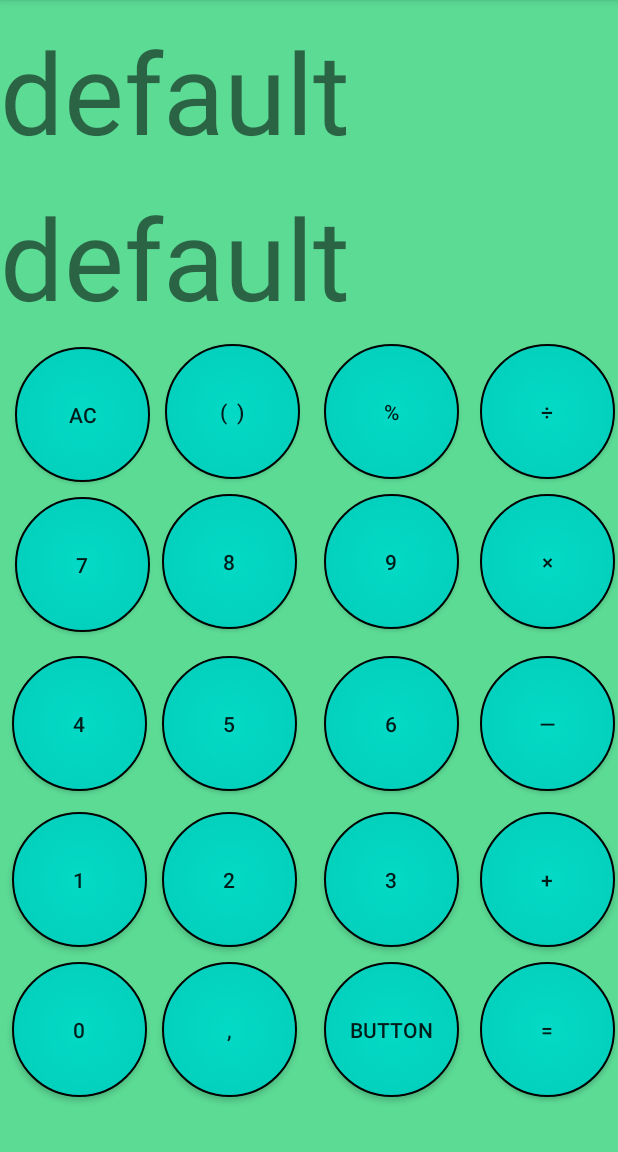
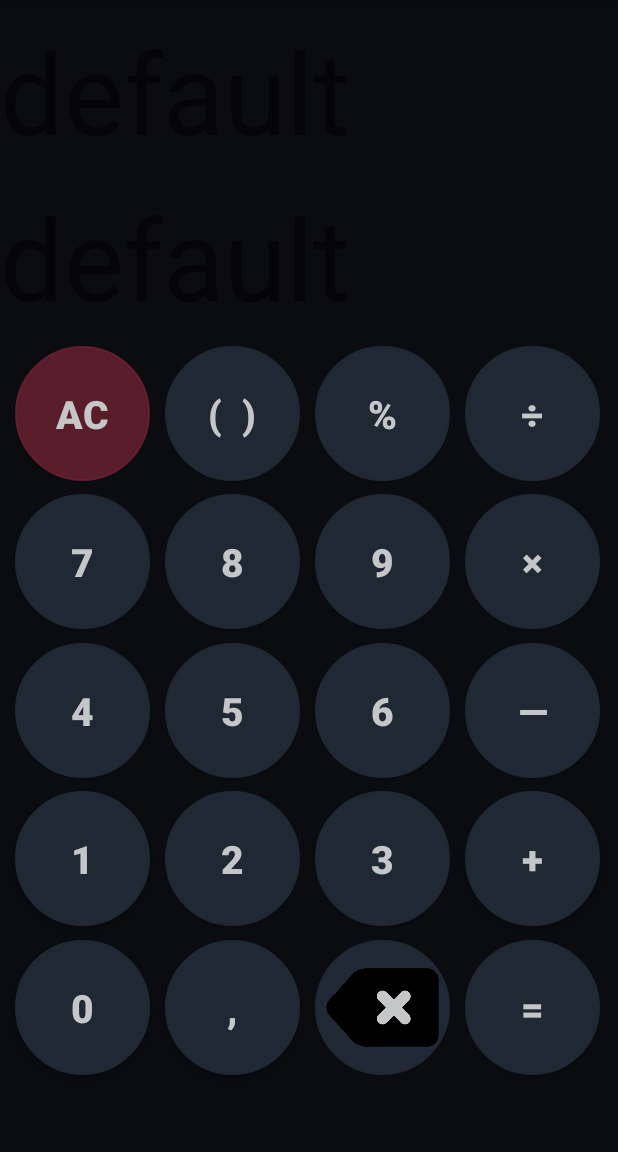
Before and after one commit to An-Zab/Calculator, an Android app: the screen it shows after launch (MainActivity), on a phone screen of 412 x 824 dp, the part 84-1236 px from its top. Run offline under Robolectric (Android 15) with nearby library versions, the phone set to English and light mode, and no system bars.

Commit message:
intermediate commit

```diff
--- a/app/src/main/res/drawable/buttonexample.xml
+++ b/app/src/main/res/drawable/buttonexample.xml
@@ -2,9 +2,10 @@
 <selector xmlns:android="http://schemas.android.com/apk/res/android">
 
     <item android:state_pressed="false">
+
         <shape android:shape="rectangle">
             <stroke android:width="1dp"
-                android:color="#FF000000"/>
+                android:color="@color/buttoncolor1"/>
 
             <corners
                 android:bottomLeftRadius="45dp"
@@ -14,8 +15,8 @@
 
             <gradient android:type="radial"
                 android:gradientRadius="600"
-                android:startColor="#FF03DAC5"
-                android:endColor="#FF018786">
+                android:startColor="@color/buttoncolor1"
+                android:endColor="@color/buttoncolor1.1">
             </gradient>
         </shape>
     </item>
@@ -32,8 +33,8 @@
 
             <gradient android:type="radial"
                 android:gradientRadius="600"
-                android:startColor="#FF6200EE"
-                android:endColor="#FF3700B3">
+                android:startColor="@color/buttoncolor1pressed"
+                android:endColor="@color/buttoncolor1.1pressed">
             </gradient>
         </shape>
     </item>
--- a/app/src/main/res/layout/activity_main.xml
+++ b/app/src/main/res/layout/activity_main.xml
@@ -4,121 +4,10 @@
     xmlns:tools="http://schemas.android.com/tools"
     android:layout_width="match_parent"
     android:layout_height="match_parent"
-    android:background="#5CDB95"
+    android:background="@color/backgroundcolor"
     tools:context=".MainActivity">
 
-    <androidx.appcompat.widget.AppCompatButton
-        android:id="@+id/button21"
-        android:layout_width="90dp"
-        android:layout_height="90dp"
-        android:layout_marginStart="8dp"
-        android:layout_marginTop="420dp"
-        android:background="@drawable/buttonexample"
-        android:text="0"
-        app:layout_constraintStart_toStartOf="parent"
-        app:layout_constraintTop_toBottomOf="@+id/textView2" />
-
-    <androidx.appcompat.widget.AppCompatButton
-        android:id="@+id/button23"
-        android:layout_width="90dp"
-        android:layout_height="90dp"
-        android:layout_marginStart="220dp"
-        android:layout_marginTop="420dp"
-        android:background="@drawable/buttonexample"
-        android:text="="
-        app:layout_constraintStart_toEndOf="@+id/button4"
-        app:layout_constraintTop_toBottomOf="@+id/textView2" />
-
-    <androidx.appcompat.widget.AppCompatButton
-        android:id="@+id/button24"
-        android:layout_width="90dp"
-        android:layout_height="90dp"
-        android:layout_marginStart="8dp"
-        android:layout_marginTop="420dp"
-        android:background="@drawable/buttonexample"
-        android:text=","
-        app:layout_constraintStart_toEndOf="@+id/button4"
-        app:layout_constraintTop_toBottomOf="@+id/textView2" />
-
-    <androidx.appcompat.widget.AppCompatButton
-        android:id="@+id/button22"
-        android:layout_width="90dp"
-        android:layout_height="90dp"
-        android:layout_marginStart="116dp"
-        android:layout_marginTop="420dp"
-        android:background="@drawable/buttonexample"
-        android:text="Button"
-        app:layout_constraintStart_toEndOf="@+id/button4"
-        app:layout_constraintTop_toBottomOf="@+id/textView2" />
-
-    <androidx.appcompat.widget.AppCompatButton
-        android:id="@+id/button18"
-        android:layout_width="90dp"
-        android:layout_height="90dp"
-        android:layout_marginStart="8dp"
-        android:layout_marginTop="320dp"
-        android:background="@drawable/buttonexample"
-        android:text="1"
-        app:layout_constraintStart_toStartOf="parent"
-        app:layout_constraintTop_toBottomOf="@+id/textView2" />
-
-    <androidx.appcompat.widget.AppCompatButton
-        android:id="@+id/button17"
-        android:layout_width="90dp"
-        android:layout_height="90dp"
-        android:layout_marginStart="8dp"
-        android:layout_marginTop="320dp"
-        android:background="@drawable/buttonexample"
-        android:text="2"
-        app:layout_constraintStart_toEndOf="@+id/button4"
-        app:layout_constraintTop_toBottomOf="@+id/textView2" />
-
-    <androidx.appcompat.widget.AppCompatButton
-        android:id="@+id/button20"
-        android:layout_width="90dp"
-        android:layout_height="90dp"
-        android:layout_marginStart="220dp"
-        android:layout_marginTop="320dp"
-        android:background="@drawable/buttonexample"
-        android:text="+"
-        app:layout_constraintStart_toEndOf="@+id/button4"
-        app:layout_constraintTop_toBottomOf="@+id/textView2" />
-
-    <androidx.appcompat.widget.AppCompatButton
-        android:id="@+id/button19"
-        android:layout_width="90dp"
-        android:layout_height="90dp"
-        android:layout_marginStart="116dp"
-        android:layout_marginTop="320dp"
-        android:background="@drawable/buttonexample"
-        android:text="3"
-        app:layout_constraintStart_toEndOf="@+id/button4"
-        app:layout_constraintTop_toBottomOf="@+id/textView2" />
-
-    <androidx.appcompat.widget.AppCompatButton
-        android:id="@+id/button12"
-        android:layout_width="90dp"
-        android:layout_height="90dp"
-        android:layout_marginStart="220dp"
-        android:layout_marginTop="216dp"
-        android:background="@drawable/buttonexample"
-        android:text="—"
-        app:layout_constraintStart_toEndOf="@+id/button4"
-        app:layout_constraintTop_toBottomOf="@+id/textView2" />
-
-    <androidx.appcompat.widget.AppCompatButton
-        android:id="@+id/button11"
-        android:layout_width="90dp"
-        android:layout_height="90dp"
-        android:layout_marginStart="116dp"
-        android:layout_marginTop="216dp"
-        android:background="@drawable/buttonexample"
-        android:text="6"
-        app:layout_constraintStart_toEndOf="@+id/button4"
-        app:layout_constraintTop_toBottomOf="@+id/textView2" />
-
     <TextView
-
         android:id="@+id/textView"
         android:layout_width="0dp"
         android:layout_height="wrap_content"
@@ -144,110 +33,203 @@
         app:layout_constraintTop_toBottomOf="@+id/textView" />
 
     <androidx.appcompat.widget.AppCompatButton
-        android:id="@+id/button3"
-        android:layout_width="90dp"
-        android:layout_height="90dp"
+        android:id="@+id/id0"
+        style="@style/ButtonExample"
         android:layout_marginStart="10dp"
-        android:layout_marginTop="8dp"
+        android:layout_marginTop="405dp"
         android:background="@drawable/buttonexample"
-        android:text="(  )"
-        app:layout_constraintStart_toEndOf="@+id/button4"
+        android:text="0"
+        app:layout_constraintStart_toStartOf="parent"
         app:layout_constraintTop_toBottomOf="@+id/textView2" />
 
     <androidx.appcompat.widget.AppCompatButton
-        android:id="@+id/button4"
-        android:layout_width="90dp"
-        android:layout_height="90dp"
+        android:id="@+id/equal"
+        style="@style/ButtonExample"
         android:layout_marginStart="10dp"
-        android:layout_marginTop="10dp"
+        android:layout_marginTop="405dp"
         android:background="@drawable/buttonexample"
+        android:text="="
+        app:layout_constraintStart_toEndOf="@+id/button22"
+        app:layout_constraintTop_toBottomOf="@+id/textView2" />
+
+    <androidx.appcompat.widget.AppCompatButton
+        android:id="@+id/comma"
+        style="@style/ButtonExample"
+        android:layout_marginStart="10dp"
+        android:layout_marginTop="405dp"
+        android:background="@drawable/buttonexample"
+        android:text=","
+        app:layout_constraintStart_toEndOf="@+id/id0"
+        app:layout_constraintTop_toBottomOf="@+id/textView2" />
+
+    <ImageButton
+        android:id="@+id/button22"
+        style="@style/ButtonExample"
+        android:layout_marginStart="10dp"
+        android:layout_marginTop="405dp"
+        android:background="@drawable/buttonexample"
+        android:foreground="@drawable/backspaceimage"
+        app:layout_constraintStart_toEndOf="@+id/comma"
+        app:layout_constraintTop_toBottomOf="@+id/textView2" />
+
+    <androidx.appcompat.widget.AppCompatButton
+        android:id="@+id/id1"
+        style="@style/ButtonExample"
+        android:layout_marginStart="10dp"
+        android:layout_marginTop="306dp"
+        android:background="@drawable/buttonexample"
+        android:text="1"
+        app:layout_constraintStart_toStartOf="parent"
+        app:layout_constraintTop_toBottomOf="@+id/textView2" />
+
+    <androidx.appcompat.widget.AppCompatButton
+        android:id="@+id/id2"
+        style="@style/ButtonExample"
+        android:layout_marginStart="10dp"
+        android:layout_marginTop="306dp"
+        android:background="@drawable/buttonexample"
+        android:text="2"
+        app:layout_constraintStart_toEndOf="@+id/id1"
+        app:layout_constraintTop_toBottomOf="@+id/textView2" />
+
+    <androidx.appcompat.widget.AppCompatButton
+        android:id="@+id/plus"
+        style="@style/ButtonExample"
+        android:layout_marginStart="10dp"
+        android:layout_marginTop="306dp"
+        android:background="@drawable/buttonexample"
+        android:text="+"
+        app:layout_constraintStart_toEndOf="@+id/id3"
+        app:layout_constraintTop_toBottomOf="@+id/textView2" />
+
+    <androidx.appcompat.widget.AppCompatButton
+        android:id="@+id/id3"
+        style="@style/ButtonExample"
+        android:layout_marginStart="10dp"
+        android:layout_marginTop="306dp"
+        android:background="@drawable/buttonexample"
+        android:text="3"
+        android:textColor="#C5C6C7"
+        app:layout_constraintStart_toEndOf="@+id/id2"
+        app:layout_constraintTop_toBottomOf="@+id/textView2" />
+
+    <androidx.appcompat.widget.AppCompatButton
+        android:id="@+id/minus"
+        style="@style/ButtonExample"
+        android:layout_marginStart="10dp"
+        android:layout_marginTop="207dp"
+        android:background="@drawable/buttonexample"
+        android:text="—"
+        app:layout_constraintStart_toEndOf="@+id/id6"
+        app:layout_constraintTop_toBottomOf="@+id/textView2" />
+
+    <androidx.appcompat.widget.AppCompatButton
+        android:id="@+id/id6"
+        style="@style/ButtonExample"
+        android:layout_marginStart="10dp"
+        android:layout_marginTop="207dp"
+        android:background="@drawable/buttonexample"
+        android:text="6"
+        app:layout_constraintStart_toEndOf="@+id/id5"
+        app:layout_constraintTop_toBottomOf="@+id/textView2" />
+
+
+    <androidx.appcompat.widget.AppCompatButton
+        android:id="@+id/brackets"
+        style="@style/ButtonExample"
+        android:layout_marginStart="10dp"
+        android:layout_marginTop="9dp"
+        android:background="@drawable/buttonexample"
+        android:text="(  )"
+        app:layout_constraintStart_toEndOf="@+id/id7"
+        app:layout_constraintTop_toBottomOf="@+id/textView2" />
+
+    <androidx.appcompat.widget.AppCompatButton
+        android:id="@+id/AC"
+        style="@style/ButtonExample"
+        android:layout_marginStart="10dp"
+        android:layout_marginTop="9dp"
+        android:background="@drawable/buttonexample"
+        android:backgroundTint="#C86F2232"
         android:text="AC"
         app:layout_constraintStart_toStartOf="parent"
         app:layout_constraintTop_toBottomOf="@+id/textView2" />
 
     <androidx.appcompat.widget.AppCompatButton
-        android:id="@+id/button4"
-        android:layout_width="90dp"
-        android:layout_height="90dp"
+        android:id="@+id/id7"
+        style="@style/ButtonExample"
         android:layout_marginStart="10dp"
-        android:layout_marginTop="110dp"
+        android:layout_marginTop="108dp"
         android:background="@drawable/buttonexample"
         android:text="7"
         app:layout_constraintStart_toStartOf="parent"
         app:layout_constraintTop_toBottomOf="@+id/textView2" />
 
     <androidx.appcompat.widget.AppCompatButton
-        android:id="@+id/button2"
-        android:layout_width="90dp"
-        android:layout_height="90dp"
-        android:layout_marginStart="116dp"
-        android:layout_marginTop="8dp"
+        android:id="@+id/percents"
+        style="@style/ButtonExample"
+        android:layout_marginStart="10dp"
+        android:layout_marginTop="9dp"
         android:background="@drawable/buttonexample"
         android:text="%"
-        app:layout_constraintStart_toEndOf="@+id/button4"
+        app:layout_constraintStart_toEndOf="@+id/brackets"
         app:layout_constraintTop_toBottomOf="@+id/textView2" />
 
     <androidx.appcompat.widget.AppCompatButton
-        android:id="@+id/button5"
-        android:layout_width="90dp"
-        android:layout_height="90dp"
-        android:layout_marginStart="8dp"
-        android:layout_marginTop="216dp"
+        android:id="@+id/id5"
+        style="@style/ButtonExample"
+        android:layout_marginStart="10dp"
+        android:layout_marginTop="207dp"
         android:background="@drawable/buttonexample"
         android:text="5"
-        app:layout_constraintStart_toEndOf="@+id/button4"
+        app:layout_constraintStart_toEndOf="@+id/id4"
         app:layout_constraintTop_toBottomOf="@+id/textView2" />
 
     <androidx.appcompat.widget.AppCompatButton
-        android:id="@+id/button6"
-        android:layout_width="90dp"
-        android:layout_height="90dp"
-        android:layout_marginStart="220dp"
+        android:id="@+id/multiply"
+        style="@style/ButtonExample"
+        android:layout_marginStart="10dp"
         android:layout_marginTop="108dp"
         android:background="@drawable/buttonexample"
         android:text="×"
-        app:layout_constraintStart_toEndOf="@+id/button4"
+        app:layout_constraintStart_toEndOf="@+id/id9"
         app:layout_constraintTop_toBottomOf="@+id/textView2" />
 
     <androidx.appcompat.widget.AppCompatButton
-        android:id="@+id/button7"
-        android:layout_width="90dp"
-        android:layout_height="90dp"
-        android:layout_marginStart="116dp"
+        android:id="@+id/id9"
+        style="@style/ButtonExample"
+        android:layout_marginStart="10dp"
         android:layout_marginTop="108dp"
         android:background="@drawable/buttonexample"
         android:text="9"
-        app:layout_constraintStart_toEndOf="@+id/button4"
+        app:layout_constraintStart_toEndOf="@+id/id8"
         app:layout_constraintTop_toBottomOf="@+id/textView2" />
 
     <androidx.appcompat.widget.AppCompatButton
-        android:id="@+id/button8"
-        android:layout_width="90dp"
-        android:layout_height="90dp"
-        android:layout_marginStart="8dp"
+        android:id="@+id/id8"
+        style="@style/ButtonExample"
+        android:layout_marginStart="10dp"
         android:layout_marginTop="108dp"
         android:background="@drawable/buttonexample"
         android:text="8"
-        app:layout_constraintStart_toEndOf="@+id/button4"
+        app:layout_constraintStart_toEndOf="@+id/id7"
         app:layout_constraintTop_toBottomOf="@+id/textView2" />
 
     <androidx.appcompat.widget.AppCompatButton
-        android:id="@+id/button9"
-        android:layout_width="90dp"
-        android:layout_height="90dp"
-        android:layout_marginStart="220dp"
-        android:layout_marginTop="8dp"
+        android:id="@+id/divide"
+        style="@style/ButtonExample"
+        android:layout_marginStart="10dp"
+        android:layout_marginTop="9dp"
         android:background="@drawable/buttonexample"
         android:text="÷"
-        app:layout_constraintStart_toEndOf="@+id/button4"
+        app:layout_constraintStart_toEndOf="@+id/percents"
         app:layout_constraintTop_toBottomOf="@+id/textView2" />
 
     <androidx.appcompat.widget.AppCompatButton
-        android:id="@+id/button10"
-        android:layout_width="90dp"
-        android:layout_height="90dp"
-        android:layout_marginStart="8dp"
-        android:layout_marginTop="216dp"
+        android:id="@+id/id4"
+        style="@style/ButtonExample"
+        android:layout_marginStart="10dp"
+        android:layout_marginTop="207dp"
         android:background="@drawable/buttonexample"
         android:text="4"
         app:layout_constraintStart_toStartOf="parent"
--- a/app/src/main/res/values/colors.xml
+++ b/app/src/main/res/values/colors.xml
@@ -1,11 +1,13 @@
 <?xml version="1.0" encoding="utf-8"?>
 <resources xmlns:tools="http://schemas.android.com/tools">
-    <color name="backgroundcolor">#5CDB95</color>
-    <color name="additionalcolor1">#05386B </color>
-    <color name="additionalcolor2">#8EE4AF </color>
-    <color name="additionalcolor3">#379683</color>
-    <color name="namecolor">#EDF5E1</color>
-
+    <color name="backgroundcolor">#0B0C10</color>
+    <color name="buttoncolor1.1">#FF2C2D47</color>
+    <color name="buttoncolor1">#1F2833</color>
+    <color name="buttoncolor1pressed">#FF2C394A</color>
+    <color name="buttoncolor1.1pressed">#FF2C314A</color>
+    <color name="TVcolorforbutton">#C5C6C7</color>
+    <color name="namecolor">#45A29E</color>
+    <color name="addcolorforbuttton">#66FCF1</color>
 
     <color name="purple_200">#FFBB86FC</color>
     <color name="purple_500">#FF6200EE</color>
@@ -13,5 +15,5 @@
     <color name="teal_200">#FF03DAC5</color>
     <color name="teal_700">#FF018786</color>
     <color name="black">#FF000000</color>
-
+    <color name="white">#FFFFFF</color>
 </resources>
--- /dev/null
+++ b/app/src/main/res/values/styles.xml
@@ -0,0 +1,12 @@
+<?xml version="1.0" encoding="utf-8"?>
+<resources>
+    <style name="ButtonExample">
+
+        <item name="android:layout_width">90dp</item>
+        <item name="android:layout_height">90dp</item>
+        <item name="android:textSize">26sp</item>
+        <item name="android:textColor">@color/TVcolorforbutton</item>
+        <item name="android:textStyle">bold</item>
+    </style>
+
+</resources>
```
Also changed, not shown: app/src/main/res/drawable/backspaceimage.png (added).
